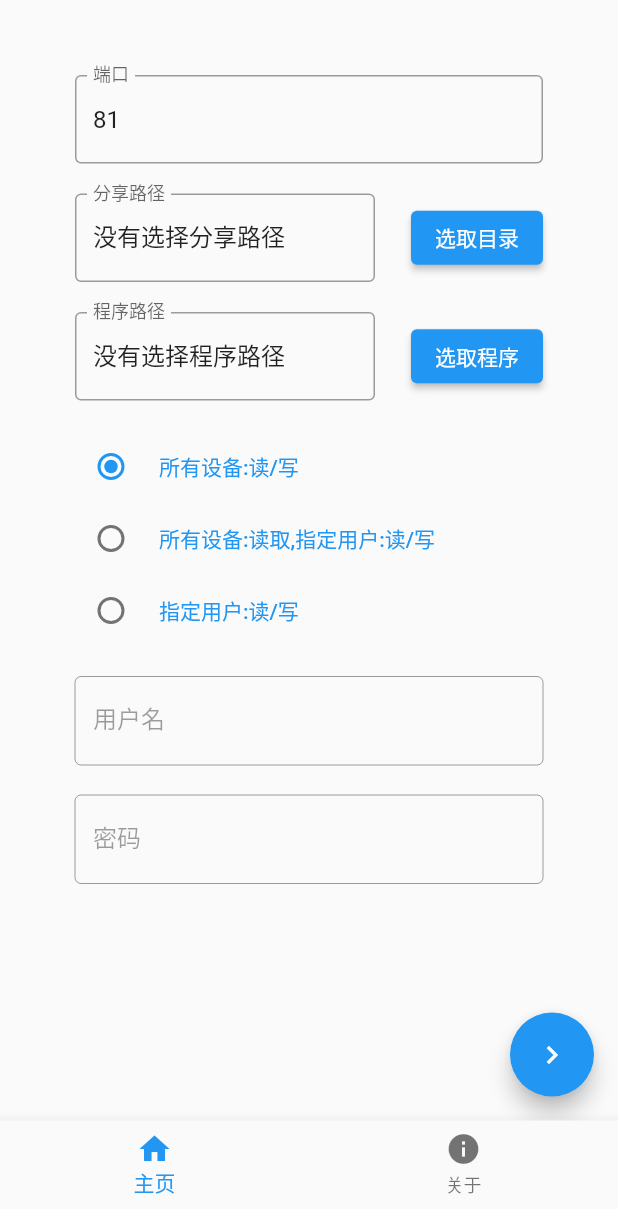
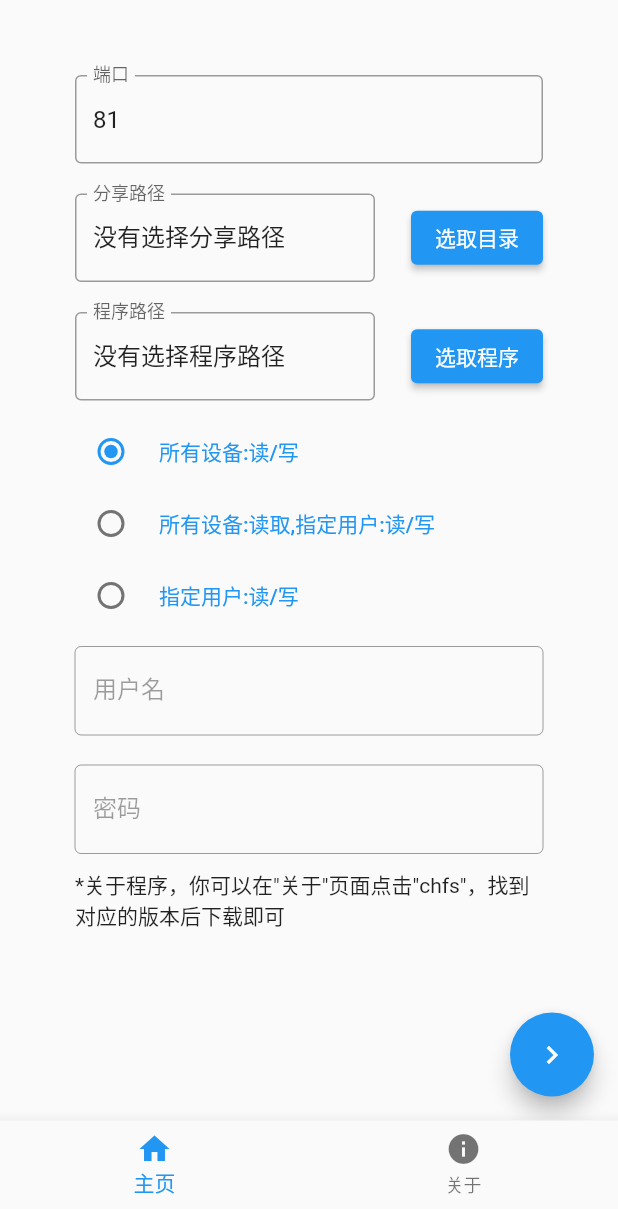
Before and after one commit to Zhoucheng133/CuteHttpFileServer-GUI, a Flutter app: the screen it shows after launch, on a phone screen of 412 x 824 dp, the part 27-1236 px from its top. Run offline on Flutter 3.47's test engine with Material 2 defaults, Android fonts, the phone set to English and light mode, and no system bars; our stand-ins replace file_picker; missing offline and left inert: bitsdojo_window, process_run.

Commit message:
实现可用状态

```diff
--- a/lib/main.dart
+++ b/lib/main.dart
@@ -10,7 +10,7 @@ void main() {
   runApp(const MainApp());
   doWhenWindowReady(() {
     final win = appWindow;
-    const initialSize = Size(400, 680);
+    const initialSize = Size(400, 690);
     win.size = initialSize;
     win.minSize = initialSize;
     win.maxSize = initialSize;
@@ -365,7 +365,7 @@ class _HomePageState extends State<HomePage> {
                     ],
                   ),
                   SizedBox(
-                    height: 20,
+                    height: 10,
                   ),
                   Row(
                     children: [
@@ -430,7 +430,7 @@ class _HomePageState extends State<HomePage> {
                     ],
                   ),
                   SizedBox(
-                    height: 20,
+                    height: 10,
                   ),
                   TextField(
                     enabled: shareMethod==1?false:true,
@@ -450,9 +450,13 @@ class _HomePageState extends State<HomePage> {
                       border: OutlineInputBorder(),
                       labelText: "密码"
                     ),
-                  )
+                  ),
+                  SizedBox(
+                    height: 10,
+                  ),
+                  Text("*关于程序，你可以在\"关于\"页面点击\"chfs\"，找到对应的版本后下载即可")
                 ],
-              )
+              ),
             ),
           ],
         ),
```
